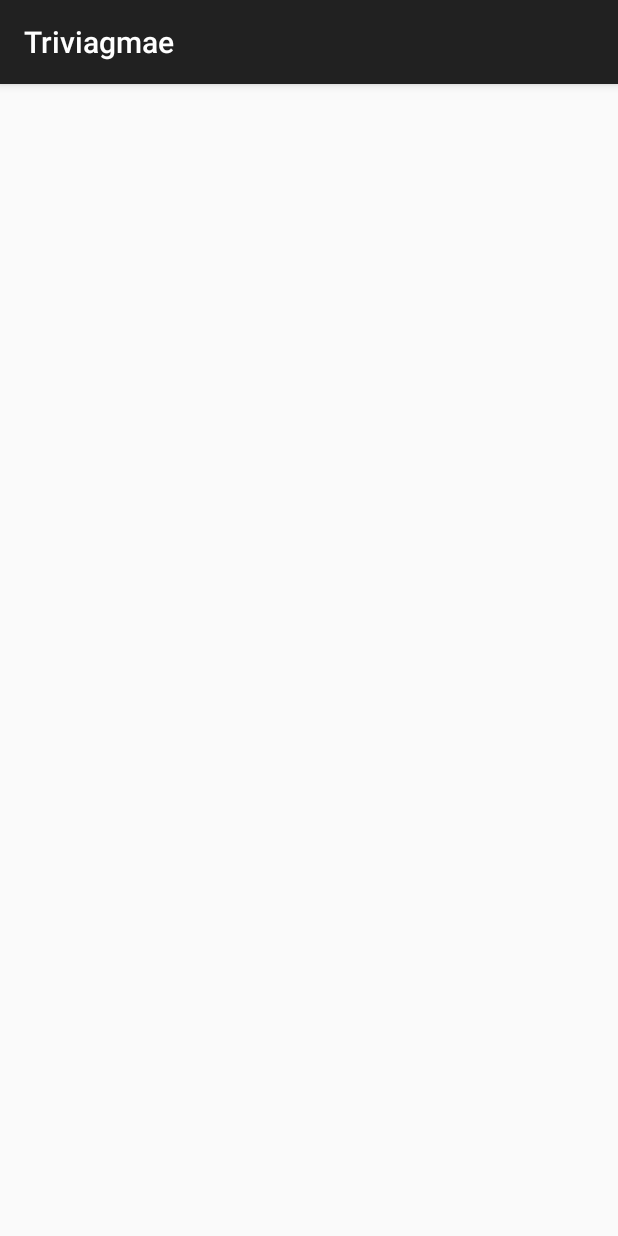
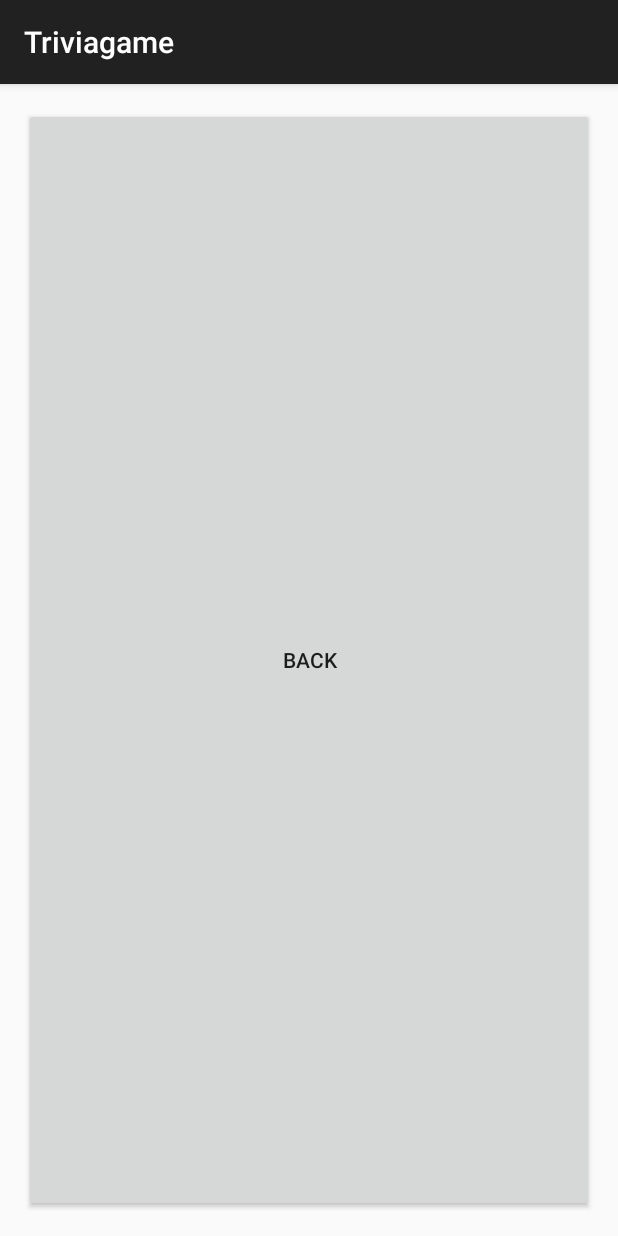
Before and after one commit to codyhh09/TriviaApp, an Android app: the screen it shows after launch (MainActivity), after a tap on "SIGN UP", on a phone screen of 412 x 824 dp. Run offline under Robolectric (Android 15) with nearby library versions, the phone set to English and light mode, and no system bars.

Commit message:
Making the Android basic together
making the app switch between page to page

```diff
--- a/Triviagame/app/src/main/AndroidManifest.xml
+++ b/Triviagame/app/src/main/AndroidManifest.xml
@@ -1,14 +1,15 @@
 <?xml version="1.0" encoding="utf-8"?>
 <manifest xmlns:android="http://schemas.android.com/apk/res/android"
-    package="edu.ycp.cs482.triviagmae" >
+    package="edu.ycp.cs482.triviagame" >
 
+    <uses-permission android:name="android.permission.INTERNET" />
     <application
         android:allowBackup="true"
         android:icon="@drawable/ic_launcher"
         android:label="@string/app_name"
         android:theme="@style/AppTheme" >
         <activity
-            android:name=".MainActivity"
+            android:name="edu.ycp.cs482.triviagame.MainActivity"
             android:label="@string/app_name" >
             <intent-filter>
                 <action android:name="android.intent.action.MAIN" />
--- /dev/null
+++ b/Triviagame/app/src/main/java/edu/ycp/cs482/triviagame/MainActivity.java
@@ -0,0 +1,74 @@
+package edu.ycp.cs482.triviagame;
+
+import android.support.v7.app.ActionBarActivity;
+import android.os.Bundle;
+import android.view.Menu;
+import android.view.MenuItem;
+import android.view.View;
+import android.widget.Button;
+
+
+public class MainActivity extends ActionBarActivity {
+
+    @Override
+    protected void onCreate(Bundle savedInstanceState) {
+        super.onCreate(savedInstanceState);
+        setDefaultView();
+
+    }
+
+
+    @Override
+    public boolean onCreateOptionsMenu(Menu menu) {
+        // Inflate the menu; this adds items to the action bar if it is present.
+        //getMenuInflater().inflate(R.menu.menu_main, menu);
+        return true;
+    }
+
+    @Override
+    public boolean onOptionsItemSelected(MenuItem item) {
+        // Handle action bar item clicks here. The action bar will
+        // automatically handle clicks on the Home/Up button, so long
+        // as you specify a parent activity in AndroidManifest.xml.
+        int id = item.getItemId();
+
+        //noinspection SimplifiableIfStatement
+        if (id == R.id.action_settings) {
+            return true;
+        }
+
+        return super.onOptionsItemSelected(item);
+    }
+
+    public void setDefaultView(){
+        setContentView(R.layout.login_page);
+
+        Button Signin = (Button) findViewById(R.id.signin);
+        Button Signup = (Button) findViewById(R.id.button2);
+
+        Signup.setOnClickListener(new View.OnClickListener(){
+
+            @Override
+            public void onClick(View v) {
+                // setting a new account to the Database.
+               setMainPage();
+
+
+
+            }
+        });
+    }
+
+    public void setMainPage(){
+        setContentView(R.layout.activity_main);
+
+        Button back = (Button) findViewById(R.id.button);
+
+        back.setOnClickListener(new View.OnClickListener(){
+            @Override
+            public  void onClick(View v){
+                setDefaultView();
+            }
+        });
+    }
+}
--- a/Triviagame/app/src/main/res/layout/activity_main.xml
+++ b/Triviagame/app/src/main/res/layout/activity_main.xml
@@ -5,4 +5,15 @@
     android:paddingTop="@dimen/activity_vertical_margin"
     android:paddingBottom="@dimen/activity_vertical_margin" tools:context=".MainActivity">
 
+    <Button
+        android:layout_width="wrap_content"
+        android:layout_height="wrap_content"
+        android:text="Back"
+        android:id="@+id/button"
+        android:layout_alignParentTop="true"
+        android:layout_alignParentLeft="true"
+        android:layout_alignParentStart="true"
+        android:layout_alignParentBottom="true"
+        android:layout_alignParentRight="true"
+        android:layout_alignParentEnd="true" />
 </RelativeLayout>
--- a/Triviagame/app/src/main/res/layout/login_page.xml
+++ b/Triviagame/app/src/main/res/layout/login_page.xml
@@ -55,7 +55,9 @@
         android:layout_alignParentLeft="true"
         android:layout_alignParentStart="true"
         android:layout_alignRight="@+id/editText"
-        android:layout_alignEnd="@+id/editText" />
+        android:layout_alignEnd="@+id/editText"
+        android:phoneNumber="false"
+        android:singleLine="true" />
 
     <Button
         android:layout_width="wrap_content"
--- a/Triviagame/app/src/main/res/values/strings.xml
+++ b/Triviagame/app/src/main/res/values/strings.xml
@@ -1,7 +1,7 @@
 <?xml version="1.0" encoding="utf-8"?>
 <resources>
 
-    <string name="app_name">Triviagmae</string>
+    <string name="app_name">Triviagame</string>
     <string name="hello_world">Hello world!</string>
     <string name="action_settings">Settings</string>
 
```
Also changed, not shown: 2 other files.
